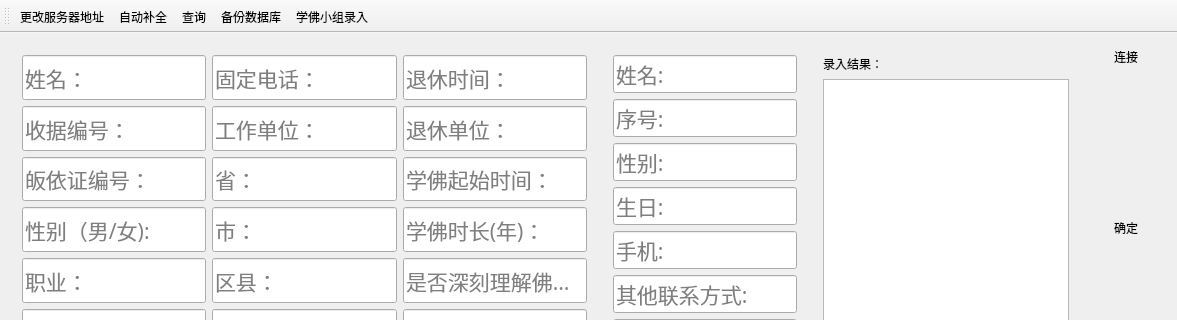
Above: connect.ui from crouse/connect before the change; both pictures show x 0 to 1177 and y 0 to 320 of the 1177 by 753 pixel window. Below: the same form after it.
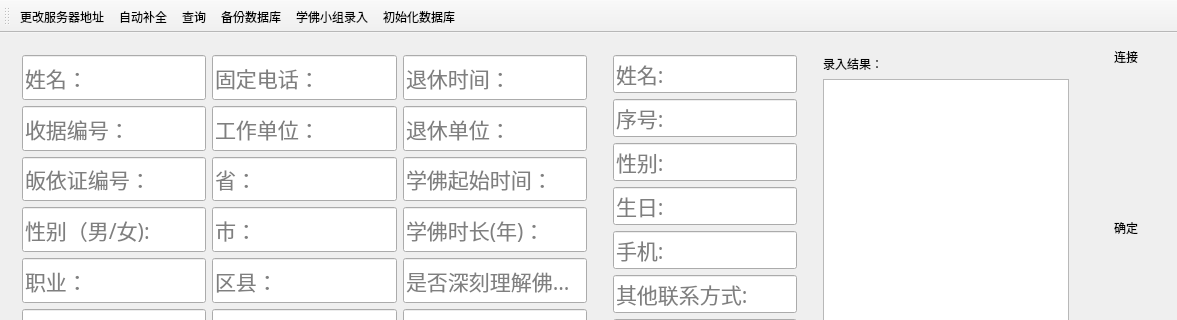
That is the form after the change. Icons and pictures are not drawn.

Commit message: add init database

Diff of the .ui file:
```diff
--- a/connect.ui
+++ b/connect.ui
@@ -1645,6 +1645,7 @@
    <addaction name="actionQueryAnyThing"/>
    <addaction name="actionDbBack"/>
    <addaction name="actionJoinin"/>
+   <addaction name="actionInitDb"/>
   </widget>
   <action name="action">
    <property name="icon">
@@ -1714,6 +1715,15 @@
     <string>&lt;html&gt;&lt;head/&gt;&lt;body&gt;&lt;p&gt;检查成功标记&lt;/p&gt;&lt;/body&gt;&lt;/html&gt;</string>
    </property>
   </action>
+  <action name="actionInitDb">
+   <property name="icon">
+    <iconset resource="img.qrc">
+     <normaloff>:/image/img/data-delete.png</normaloff>:/image/img/data-delete.png</iconset>
+   </property>
+   <property name="text">
+    <string>初始化数据库</string>
+   </property>
+  </action>
  </widget>
  <layoutdefault spacing="6" margin="11"/>
  <tabstops>
```
The commit also changes 4 other files.
